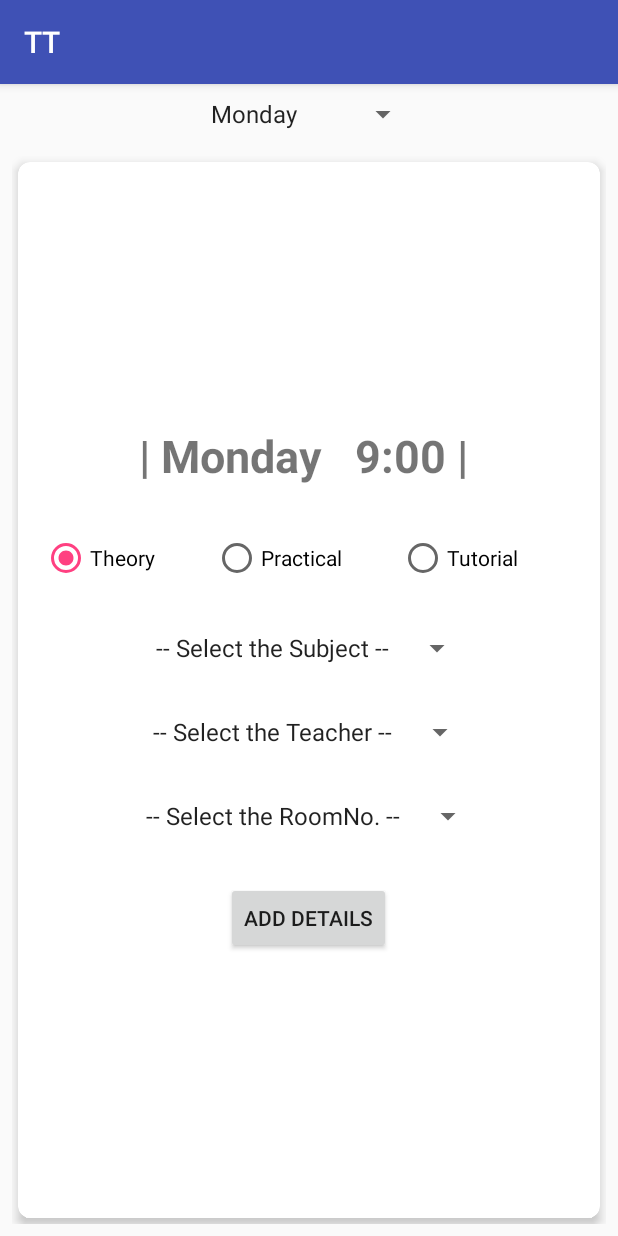
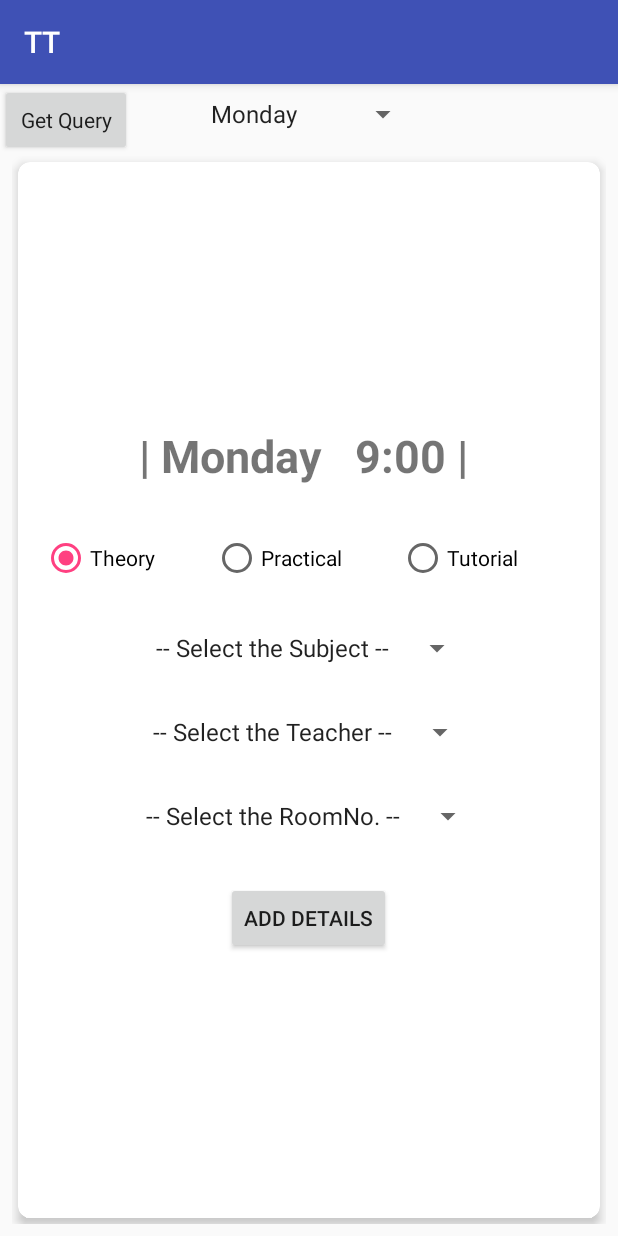
Before and after one commit to ParasRawat/Tt, an Android app: the screen it shows after launch (AddTTActivity), on a phone screen of 412 x 824 dp. Run offline under Robolectric (Android 15) with nearby library versions, the phone set to English and light mode, and no system bars.

Commit message:
Again Making the Button

```diff
--- a/app/src/main/res/layout/activity_addtt.xml
+++ b/app/src/main/res/layout/activity_addtt.xml
@@ -14,14 +14,19 @@
         android:layout_margin="8dp"
         />
 
-    <!--<Button-->
-        <!--android:layout_width="wrap_content"-->
-        <!--android:layout_height="wrap_content"-->
-        <!--style="@style/RtlUnderlay.Widget.AppCompat.ActionButton"-->
-        <!--android:text="Get Query"-->
-        <!--android:id="@+id/query"-->
-        <!--android:layout_marginBottom="10dp"-->
-        <!--/>-->
+    <LinearLayout
+        android:layout_width="match_parent"
+        android:layout_height="wrap_content"
+        android:orientation="vertical">
+    <Button
+        android:layout_width="wrap_content"
+        android:layout_height="wrap_content"
+        style="@style/RtlUnderlay.Widget.AppCompat.ActionButton"
+        android:text="Get Query"
+        android:id="@+id/query"
+        android:layout_marginBottom="10dp"
+        />
+    </LinearLayout>
 
 
     <android.support.v4.view.ViewPager
@@ -34,5 +39,4 @@
 
 
 
-
 </RelativeLayout>
```
